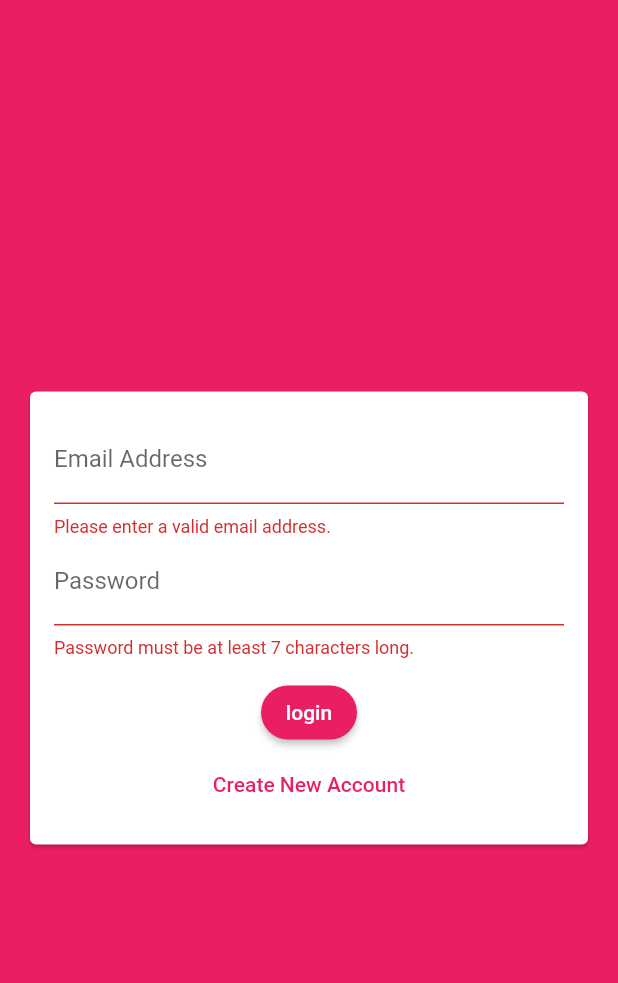
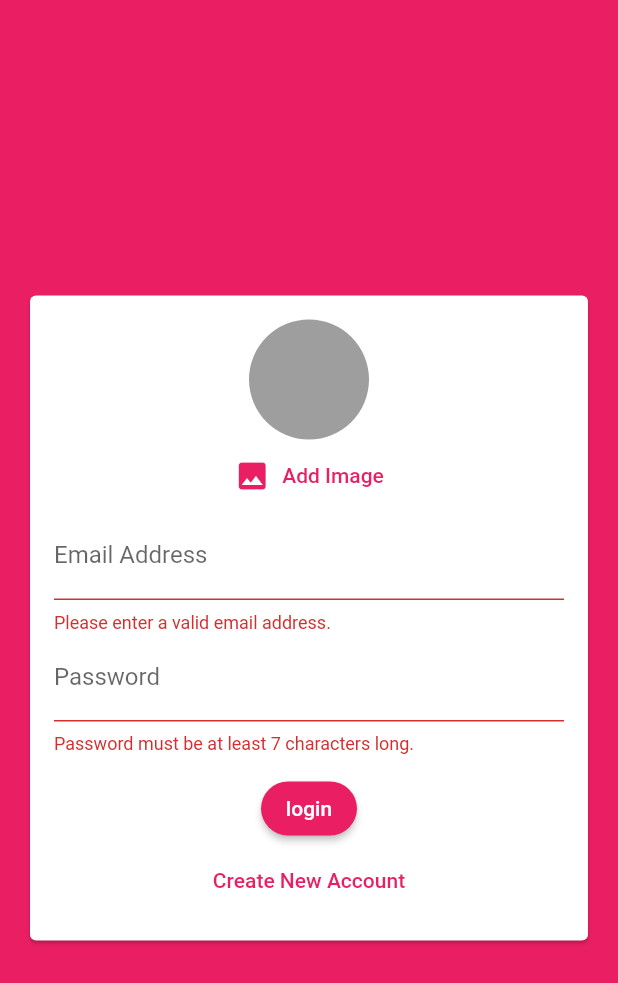
Before and after one commit to De-pitcher/chat-app, a Flutter app: the screen it shows after launch, after a tap on "login", on a phone screen of 412 x 824 dp. Shown: the top 983 px of the screen. Run offline on Flutter 3.47's test engine with Material 2 defaults, Android fonts, the phone set to English and light mode, and no system bars; our stand-ins replace cloud_firestore, firebase_auth, firebase_core, firebase_storage, image_picker; accounts and stored records are empty.

Commit message:
ADD: user image to firebase storage

```diff
--- a/lib/screens/auth_screen.dart
+++ b/lib/screens/auth_screen.dart
@@ -1,4 +1,7 @@
+import 'dart:io';
+
 import 'package:cloud_firestore/cloud_firestore.dart';
+import 'package:firebase_storage/firebase_storage.dart';
 import 'package:flutter/material.dart';
 import 'package:firebase_auth/firebase_auth.dart';
 import 'package:flutter/services.dart';
@@ -20,6 +23,7 @@ class _AuthScreenState extends State<AuthScreen> {
     String email,
     String username,
     String password,
+    File image,
     bool isLogin,
     BuildContext ctx,
   ) async {
@@ -46,6 +50,13 @@ class _AuthScreenState extends State<AuthScreen> {
         );
       }
 
+      final ref = FirebaseStorage.instance
+          .ref()
+          .child('user-image')
+          .child(userCredential.user!.uid);
+      await ref.putFile(image).catchError(
+            () => print('An error occurred while uploading image!'),
+          );
       await FirebaseFirestore.instance
           .collection('users')
           .doc(
@@ -73,9 +84,6 @@ class _AuthScreenState extends State<AuthScreen> {
 
       scaffold.showSnackBar(snackbar(error.toString()));
     }
-    // setState(() {
-    //   _isLoading = false;
-    // });
   }
 
   @override
--- a/lib/widgets/auth/auth_form.dart
+++ b/lib/widgets/auth/auth_form.dart
@@ -1,4 +1,8 @@
+import 'dart:io';
+
 import 'package:flutter/material.dart';
+
+import '../pickers/user_image_picker.dart';
 
 class AuthForm extends StatefulWidget {
   final bool isLoading;
@@ -6,11 +10,12 @@ class AuthForm extends StatefulWidget {
     String email,
     String username,
     String password,
+    File userImage,
     bool isLogin,
     BuildContext ctx,
-  ) onSUmbmitFn;
+  ) onSumbmitFn;
   const AuthForm(
-    this.onSUmbmitFn,
+    this.onSumbmitFn,
     this.isLoading, {
     super.key,
   });
@@ -25,17 +30,33 @@ class _AuthFormState extends State<AuthForm> {
   var _userEmail = '';
   var _username = '';
   var _password = '';
+  File? _userImageFile;
+
+  void _pickImage(File image) async {
+    _userImageFile = image;
+  }
 
   void _trySubmit() {
     final isValid = _formKey.currentState!.validate();
     FocusScope.of(context).unfocus();
 
+    if (_userImageFile == null && !_isLogin) {
+      ScaffoldMessenger.of(context).showSnackBar(
+        SnackBar(
+          content: const Text('Please pick an image.'),
+          backgroundColor: Theme.of(context).errorColor,
+        ),
+      );
+      return;
+    }
+
     if (isValid) {
       _formKey.currentState!.save();
-      widget.onSUmbmitFn(
+      widget.onSumbmitFn(
         _userEmail,
         _username,
         _password,
+        _userImageFile!,
         _isLogin,
         context,
       );
@@ -55,6 +76,7 @@ class _AuthFormState extends State<AuthForm> {
               child: Column(
                 mainAxisSize: MainAxisSize.min,
                 children: [
+                  UserImagePicker(_pickImage),
                   TextFormField(
                     key: const ValueKey('email'),
                     keyboardType: TextInputType.emailAddress,
--- a/lib/widgets/pickers/user_image_picker.dart
+++ b/lib/widgets/pickers/user_image_picker.dart
@@ -4,7 +4,8 @@ import 'package:flutter/material.dart';
 import 'package:image_picker/image_picker.dart';
 
 class UserImagePicker extends StatefulWidget {
-  const UserImagePicker({super.key});
+  final Function(File pickedImage) imagePickFn;
+  const UserImagePicker(this.imagePickFn, {super.key});
 
   @override
   State<UserImagePicker> createState() => _UserImagePickerState();
@@ -14,12 +15,13 @@ class _UserImagePickerState extends State<UserImagePicker> {
   File? _pickedImage;
 
   void _pickImage() async {
-    final pickedImageFile = await ImagePicker.platform.pickImage(
+    final pickedImageFile = await ImagePicker().pickImage(
       source: ImageSource.camera,
     );
     setState(() {
       _pickedImage = File(pickedImageFile!.path);
     });
+    widget.imagePickFn(_pickedImage!);
   }
 
   @override
@@ -33,7 +35,7 @@ class _UserImagePickerState extends State<UserImagePicker> {
               _pickedImage == null ? null : FileImage(_pickedImage!),
         ),
         TextButton.icon(
-          onPressed: () {},
+          onPressed: _pickImage,
           icon: const Icon(Icons.image),
           label: const Text('Add Image'),
         ),
--- a/pubspec.yaml
+++ b/pubspec.yaml
@@ -40,6 +40,7 @@ dependencies:
   firebase_core: ^2.4.1
   firebase_auth: ^4.2.4
   image_picker: ^0.8.6
+  firebase_storage: ^11.0.10
 
 dev_dependencies:
   flutter_test:
```
Also changed, not shown: pubspec.lock, 1 other file.
